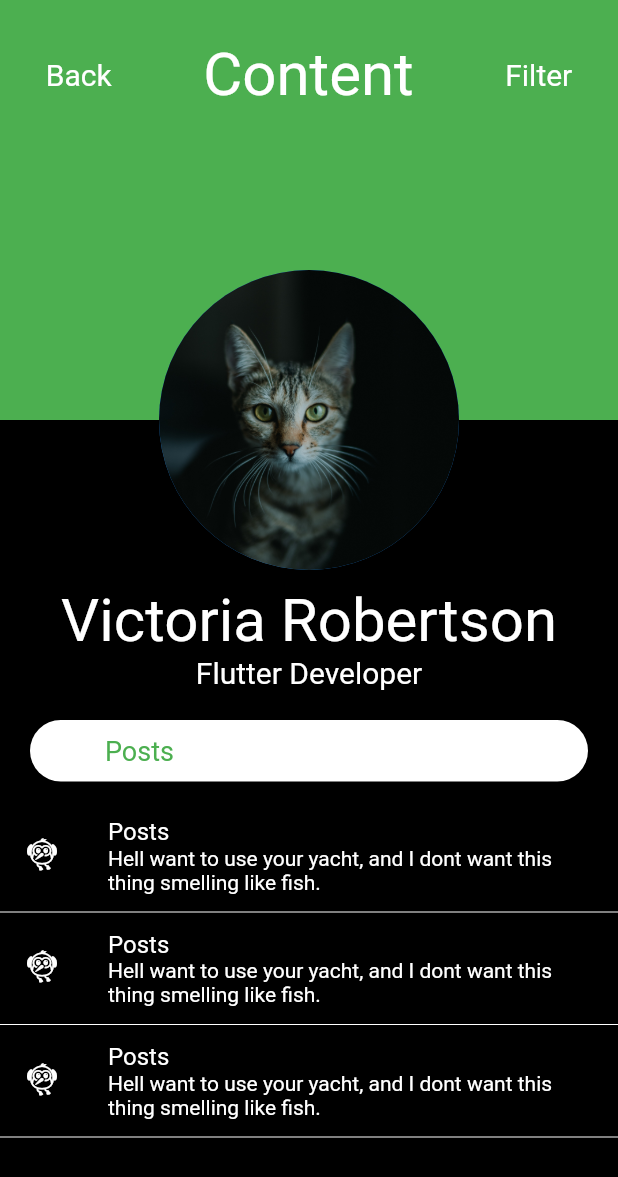
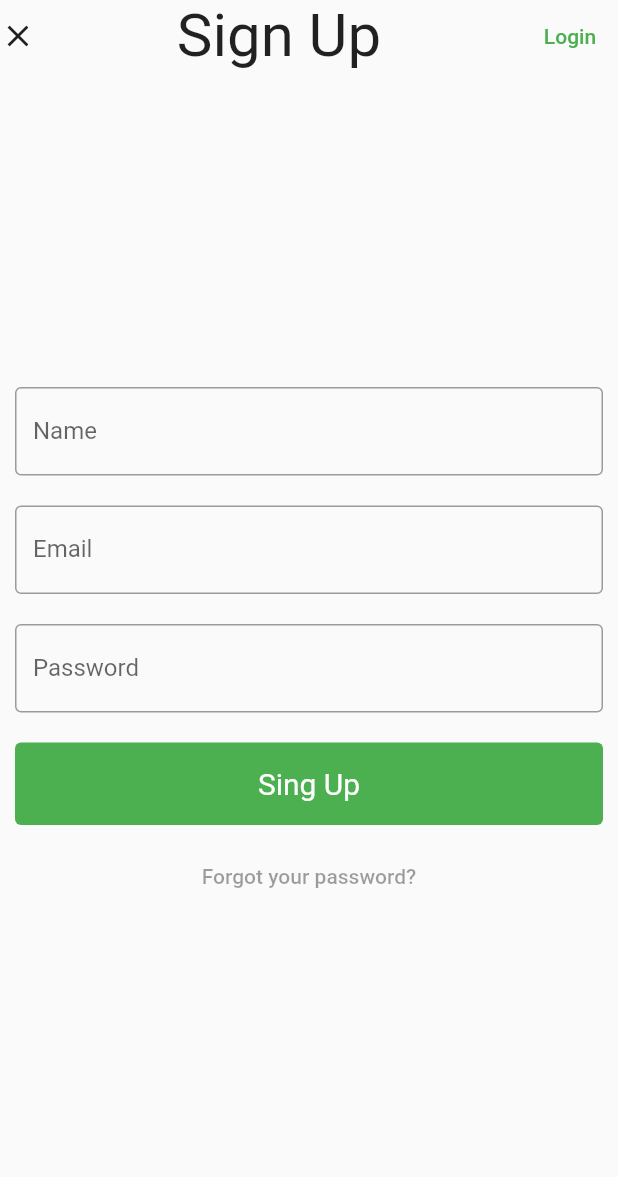
Before and after one commit to therokibul/ab02009, a Flutter app: the screen it shows after launch, on a phone screen of 412 x 824 dp. Shown: the top 1177 px of the screen. Run offline on Flutter 3.47's test engine with Material 2 defaults, Android fonts, the phone set to English and light mode, and no system bars.

Commit message:
day16_b completed

```diff
--- a/lib/main.dart
+++ b/lib/main.dart
@@ -10,7 +10,6 @@ class MyApp extends StatelessWidget {
     return MaterialApp(
       debugShowCheckedModeBanner: false,
       home: Scaffold(
-        backgroundColor: Colors.black,
         // appBar: AppBar(
         //   backgroundColor: Colors.white,
         //   title: Text(
@@ -36,137 +35,72 @@ class _HomePageState extends State<HomePage> {
   Widget build(BuildContext context) {
     return ListView(
       children: [
-        Stack(
-          clipBehavior: Clip.none,
-          alignment: Alignment.center,
+        Row(
+          mainAxisAlignment: MainAxisAlignment.spaceBetween,
           children: [
-            Container(
-              padding: EdgeInsets.only(bottom: 180),
-              color: Colors.green,
-              height: 280,
-              child: Row(
-                mainAxisAlignment: MainAxisAlignment.spaceAround,
-                children: [
-                  Text(
-                    'Back',
-                    style: TextStyle(fontSize: 20, color: Colors.white),
-                  ),
-                  Text(
-                    'Content',
-                    style: TextStyle(fontSize: 40, color: Colors.white),
-                  ),
-                  Text(
-                    'Filter',
-                    style: TextStyle(fontSize: 20, color: Colors.white),
-                  ),
-                ],
+            Icon(
+              Icons.close_outlined,
+            ),
+            Text(
+              'Sign Up',
+              style: TextStyle(fontSize: 40),
+            ),
+            TextButton(
+              onPressed: () {},
+              child: Text(
+                'Login',
+                style: TextStyle(color: Colors.green),
               ),
-            ),
-            Positioned(
-              top: 180,
-              child: CircleAvatar(
-                radius: 100,
-                backgroundImage: AssetImage('images/lash.jpg'),
-              ),
-            ),
+            )
           ],
         ),
         SizedBox(
-          height: 110,
+          height: 200,
         ),
-        Text(
-          'Victoria Robertson',
-          textAlign: TextAlign.center,
-          style: TextStyle(color: Colors.white, fontSize: 40),
-        ),
-        Text(
-          'Flutter Developer',
-          textAlign: TextAlign.center,
-          style: TextStyle(color: Colors.white, fontSize: 20),
-        ),
-        Container(
-          margin: EdgeInsets.symmetric(vertical: 20, horizontal: 20),
-          padding: EdgeInsets.fromLTRB(50, 10, 0, 10),
-          decoration: BoxDecoration(
-            borderRadius: BorderRadius.circular(25),
-            color: Colors.white,
-          ),
-          child: Text(
-            'Posts',
-            textAlign: TextAlign.start,
-            style: TextStyle(color: Colors.green, fontSize: 18),
+        Padding(
+          padding: const EdgeInsets.all(10.0),
+          child: TextField(
+            decoration: InputDecoration(
+                border: OutlineInputBorder(
+                    borderRadius: BorderRadius.all(Radius.circular(4.0))),
+                labelText: 'Name'),
           ),
         ),
-        ListTile(
-          leading: Icon(
-            Icons.flutter_dash_outlined,
-            color: Colors.white,
-          ),
-          title: Text(
-            'Posts',
-            textAlign: TextAlign.start,
-            style: TextStyle(
-              color: Colors.white,
-            ),
-          ),
-          subtitle: Text(
-            'Hell want to use your yacht, and I dont want this thing smelling like fish.',
-            textAlign: TextAlign.start,
-            style: TextStyle(
-              color: Colors.white,
-            ),
+        Padding(
+          padding: const EdgeInsets.all(10.0),
+          child: TextField(
+            decoration: InputDecoration(
+                border: OutlineInputBorder(
+                    borderRadius: BorderRadius.all(Radius.circular(4.0))),
+                labelText: 'Email'),
           ),
         ),
-        Divider(
-           color: Colors.white,
-        ),
-        ListTile(
-          leading: Icon(
-            Icons.flutter_dash_outlined,
-            color: Colors.white,
-          ),
-          title: Text(
-            'Posts',
-            textAlign: TextAlign.start,
-            style: TextStyle(
-              color: Colors.white,
-            ),
-          ),
-          subtitle: Text(
-            'Hell want to use your yacht, and I dont want this thing smelling like fish.',
-            textAlign: TextAlign.start,
-            style: TextStyle(
-              color: Colors.white,
-            ),
+        Padding(
+          padding: const EdgeInsets.all(10.0),
+          child: TextField(
+            obscureText: true,
+            decoration: InputDecoration(
+                border: OutlineInputBorder(
+                    borderRadius: BorderRadius.all(Radius.circular(4.0))),
+                labelText: 'Password'),
           ),
         ),
-        Divider(
-
-          color: Colors.white,
-        ),
-        ListTile(
-          leading: Icon(
-            Icons.flutter_dash_outlined,
-            color: Colors.white,
-          ),
-          title: Text(
-            'Posts',
-            textAlign: TextAlign.start,
-            style: TextStyle(
-              color: Colors.white,
-            ),
-          ),
-          subtitle: Text(
-            'Hell want to use your yacht, and I dont want this thing smelling like fish.',
-            textAlign: TextAlign.start,
-            style: TextStyle(
-              color: Colors.white,
-            ),
+        Padding(
+          padding: const EdgeInsets.all(10.0),
+          child: TextButton(
+            style: TextButton.styleFrom(
+                padding: EdgeInsets.all(16),
+                primary: Colors.white,
+                backgroundColor: Colors.green,
+                textStyle: TextStyle(fontSize: 20)),
+            onPressed: () {},
+            child: Text('Sing Up'),
           ),
         ),
-        Divider(
-          color: Colors.white,
-        ),
+        TextButton(
+          onPressed: null,
+          child: Text('Forgot your password?'),
+        )
       ],
     );
   }
```
